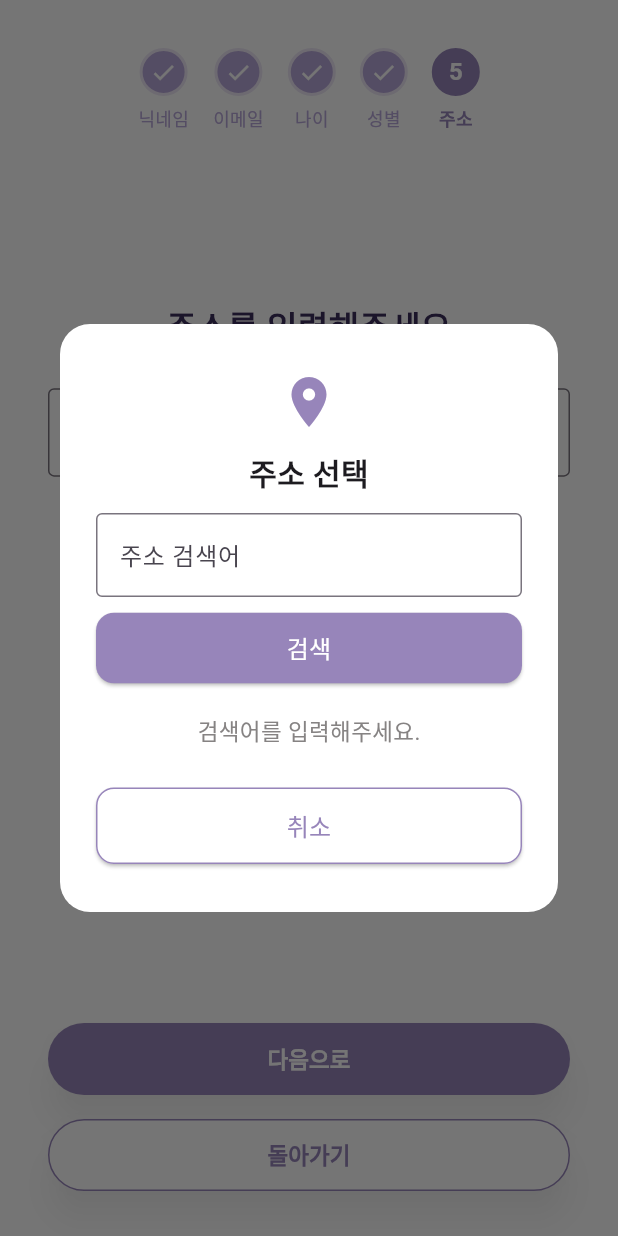
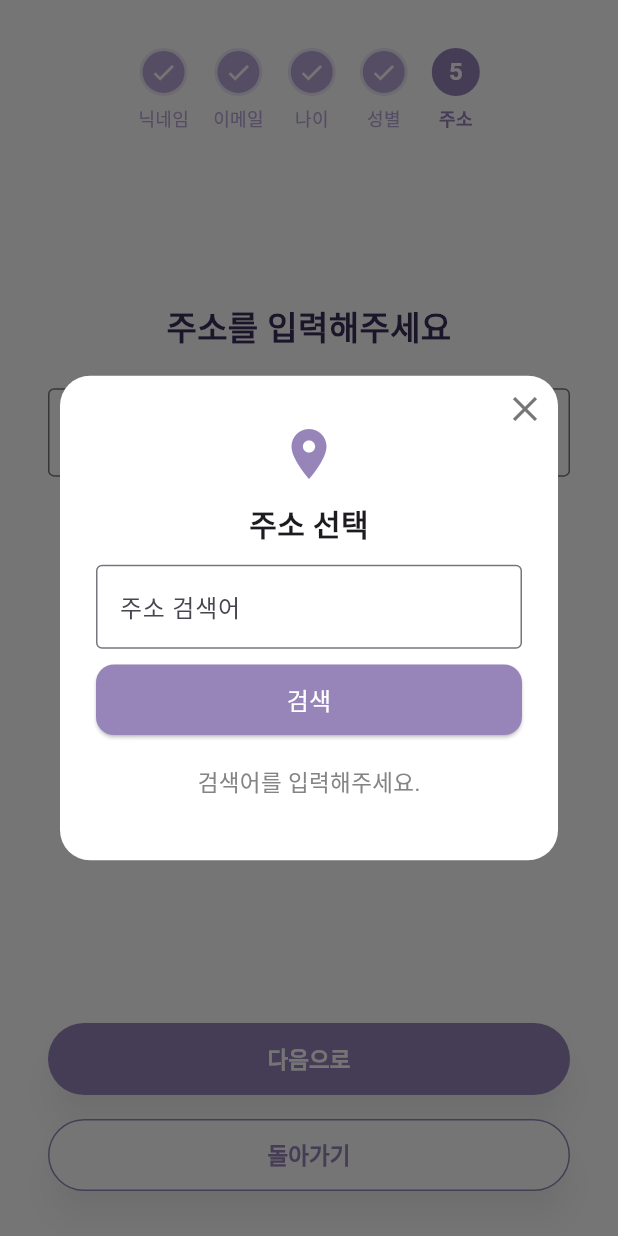
Before and after one commit to K-Hackathon-01z/eum-front, a Flutter app: the AddressSignupScreen screen opened by its route, after a tap on "주소", on a phone screen of 412 x 824 dp. Run offline on Flutter 3.47's test engine with Material 3 defaults, Android fonts, the phone set to English and light mode, and no system bars; our stand-ins replace flutter_dotenv, flutter_svg, flutter_time_picker_spinner, geolocator, google_maps_flutter, image_picker and 1 more; missing offline and left inert: google_maps_flutter_android, google_maps_flutter_platform_interface; accounts and stored records are empty.

Commit message:
fix: "주소 팝업을 스크롤로 감싸서 오버플로우 방지"

```diff
--- a/lib/widgets/user/address_search_popup.dart
+++ b/lib/widgets/user/address_search_popup.dart
@@ -57,7 +57,10 @@ class _AddressSearchPopupV2State extends State<AddressSearchPopupV2> {
     return Dialog(
       shape: RoundedRectangleBorder(borderRadius: BorderRadius.circular(20)),
       backgroundColor: Colors.white,
-      child: Padding(
+      child: SingleChildScrollView(
+        child: Stack(
+          children: [
+            Padding(
               padding: const EdgeInsets.symmetric(horizontal: 24, vertical: 32),
               child: Column(
                 mainAxisSize: MainAxisSize.min,
@@ -138,19 +141,15 @@ class _AddressSearchPopupV2State extends State<AddressSearchPopupV2> {
                         },
                       ),
                     ),
-            const SizedBox(height: 18),
-            SizedBox(
-              width: double.infinity,
-              child: ElevatedButton(
-                style: ElevatedButton.styleFrom(
-                  backgroundColor: Colors.white,
-                  foregroundColor: const Color(0xFF9785BA),
-                  side: const BorderSide(color: Color(0xFF9785BA)),
-                  shape: RoundedRectangleBorder(borderRadius: BorderRadius.circular(12)),
-                  padding: const EdgeInsets.symmetric(vertical: 14),
+                ],
               ),
-                onPressed: () => Navigator.of(context).pop(),
-                child: const Text('취소', style: TextStyle(fontSize: 16, color: Color(0xFF9785BA))),
+            ),
+            Positioned(
+              right: 8,
+              top: 8,
+              child: GestureDetector(
+                onTap: () => Navigator.of(context).pop(),
+                child: const Icon(Icons.close, size: 28, color: Colors.black54),
               ),
             ),
           ],
```
Lines whose indentation alone changed are shown as unchanged.
